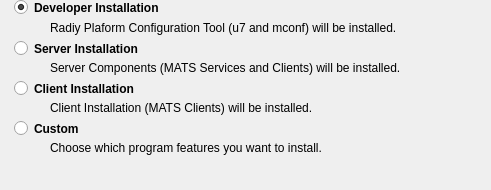
This is u7setinstall/packages/u7set/meta/installtype.ui in whiteman-kr/u7set as Qt 5 draws it before an edit. The edited form follows.
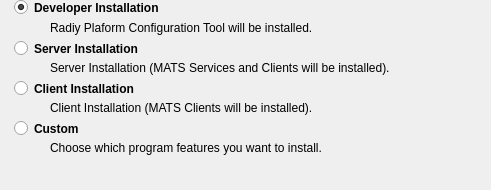
This is the edited form. Icons and pictures are not drawn.

Commit message: RPCT-1971, u7: RPCT Installer development

```diff
--- a/u7setinstall/packages/u7set/meta/installtype.ui
+++ b/u7setinstall/packages/u7set/meta/installtype.ui
@@ -185,7 +185,7 @@
     </sizepolicy>
    </property>
    <property name="text">
-    <string>Server Components (MATS Services and Clients) will be installed.</string>
+    <string>Server Installation (MATS Services and Clients will be installed).</string>
    </property>
   </widget>
   <widget class="QLabel" name="label_3">
@@ -223,7 +223,7 @@
     </sizepolicy>
    </property>
    <property name="text">
-    <string>Radiy Plaform Configuration Tool (u7 and mconf) will be installed.</string>
+    <string>Radiy Plaform Configuration Tool will be installed.</string>
    </property>
   </widget>
   <widget class="QLabel" name="label_7">
@@ -242,7 +242,7 @@
     </sizepolicy>
    </property>
    <property name="text">
-    <string>Client Installation (MATS Clients) will be installed.</string>
+    <string>Client Installation (MATS Clients will be installed).</string>
    </property>
   </widget>
   <widget class="QRadioButton" name="clientInstall">
```
